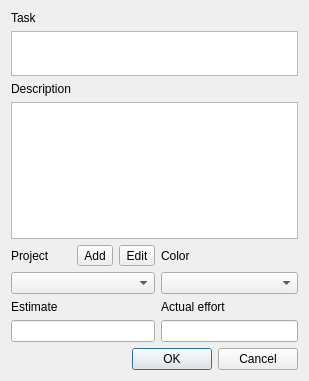
Before: the Qt Designer form edittaskdialog.ui in atilm/TaskBoard, drawn with Qt 5.
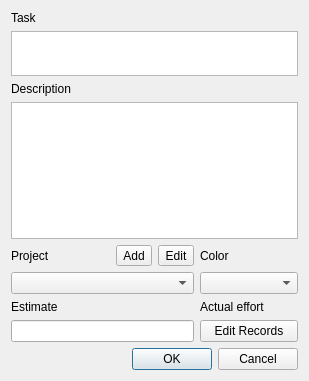
After: the same form once the commit is applied.

Commit message:
Changed architecture to several records per day
 * Start time is saved in records
 * Records can be edited in table view
 * Analyzer charts are updated when statistics window is shown

The edit to the form file:
```diff
--- a/edittaskdialog.ui
+++ b/edittaskdialog.ui
@@ -100,9 +100,6 @@
      </property>
     </widget>
    </item>
-   <item row="7" column="3">
-    <widget class="QLineEdit" name="effortEdit"/>
-   </item>
    <item row="1" column="0" colspan="4">
     <widget class="QPlainTextEdit" name="titleEdit">
      <property name="maximumSize">
@@ -116,6 +113,13 @@
      </property>
     </widget>
    </item>
+   <item row="7" column="3">
+    <widget class="QPushButton" name="recordsButton">
+     <property name="text">
+      <string>Edit Records</string>
+     </property>
+    </widget>
+   </item>
   </layout>
  </widget>
  <tabstops>
```
Left out of the diff: 1 changed line with no effect on the pictures. The commit also changes 17 other files.
